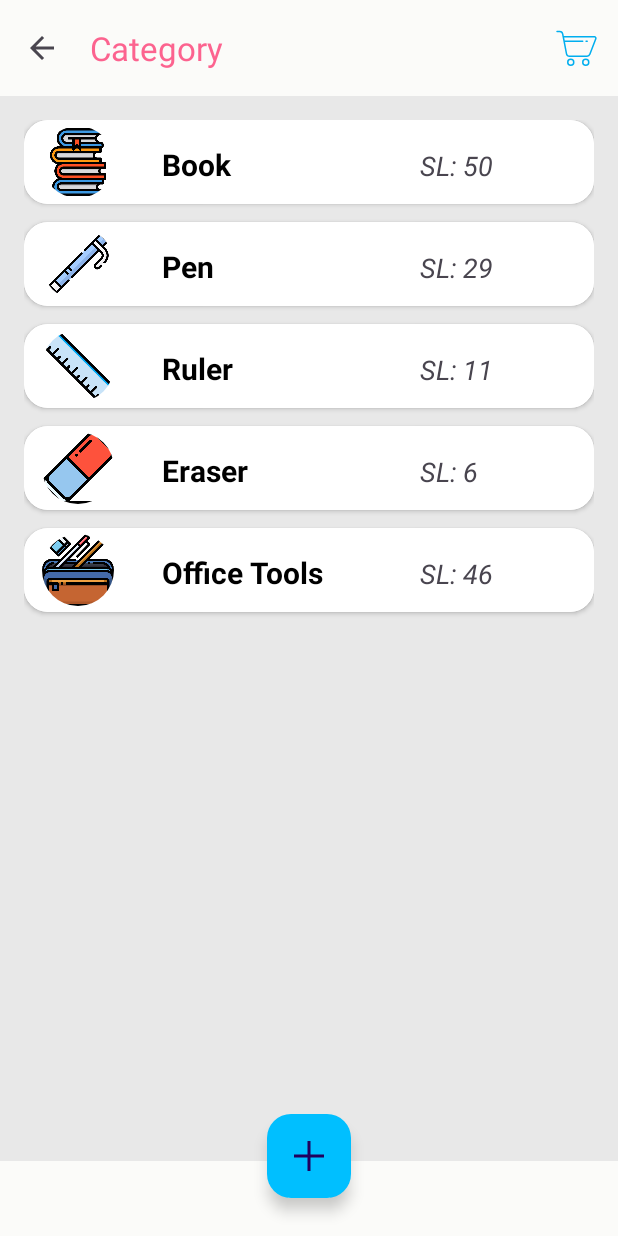
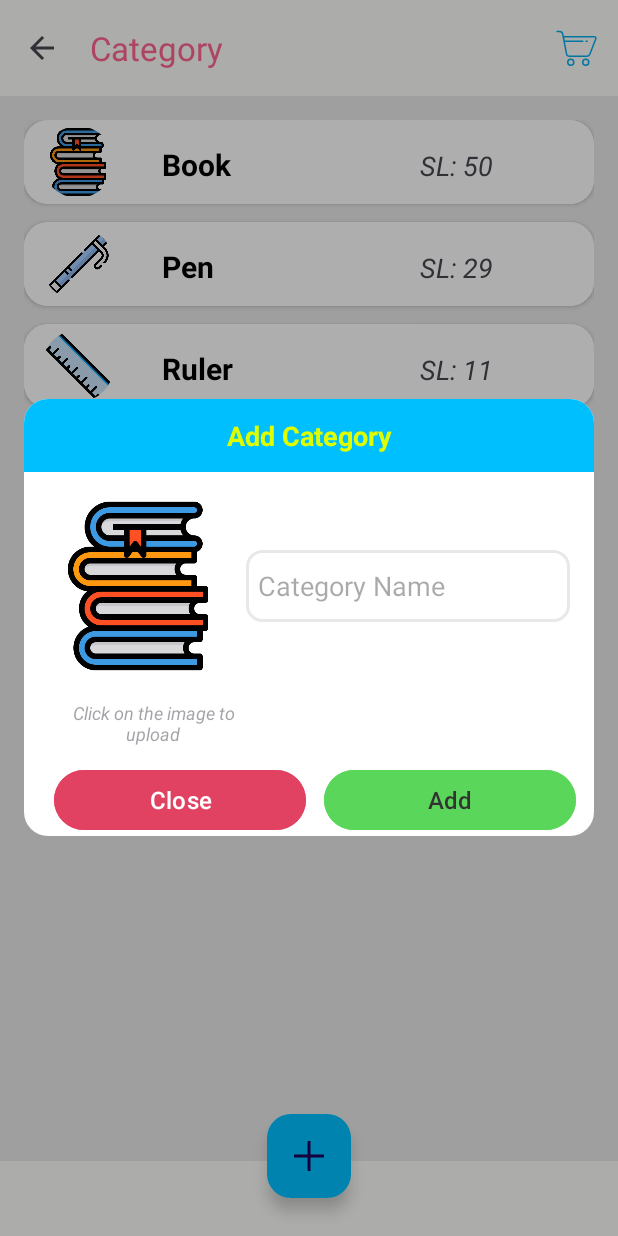
Before and after one commit to QuocCuong2807/XuanCuong_Stationery, an Android app: the CategoryActivity screen opened directly, with no data from a screen before it, after a tap on an icon or button, on a phone screen of 412 x 824 dp. Run offline under Robolectric (Android 15) with nearby library versions, the phone set to English and light mode, and no system bars.

Commit message:
finish category add and provider add dialog

```diff
--- a/app/src/main/java/com/fianlandroidassignments/xuancuongstationery/activity/CategoryActivity.java
+++ b/app/src/main/java/com/fianlandroidassignments/xuancuongstationery/activity/CategoryActivity.java
@@ -3,13 +3,22 @@ package com.fianlandroidassignments.xuancuongstationery.activity;
 import androidx.annotation.NonNull;
 import androidx.appcompat.app.AppCompatActivity;
 
+import android.app.Dialog;
+import android.graphics.Color;
+import android.graphics.drawable.ColorDrawable;
 import android.os.Bundle;
 import android.view.ContextMenu;
+import android.view.Gravity;
 import android.view.Menu;
 import android.view.MenuInflater;
 import android.view.MenuItem;
 import android.view.View;
+import android.view.Window;
+import android.view.WindowManager;
 import android.widget.AdapterView;
+import android.widget.Button;
+import android.widget.EditText;
+import android.widget.ImageView;
 import android.widget.ListView;
 import android.widget.Toast;
 
@@ -28,6 +37,8 @@ public class CategoryActivity extends AppCompatActivity {
     List<Category> categories;
     MaterialToolbar toolbar;
     FloatingActionButton addNewCateBtn;
+
+
     @Override
     protected void onCreate(Bundle savedInstanceState) {
         super.onCreate(savedInstanceState);
@@ -39,7 +50,8 @@ public class CategoryActivity extends AppCompatActivity {
 
         //set onclick event to add new category button
         addNewCateBtn.setOnClickListener(view -> {
-            Toast.makeText(CategoryActivity.this, "Chức năng thêm mới chưa được phát triển", Toast.LENGTH_LONG).show();
+
+            openAddCategoryDialog(Gravity.CENTER);
         });
 
         registerForContextMenu(listViewCategory);
@@ -91,13 +103,13 @@ public class CategoryActivity extends AppCompatActivity {
 
         if (item.getItemId() == R.id.context_view)
             Toast.makeText(CategoryActivity.this, "Ban da chon xem o vi tri: "
-                                                         + info.position, Toast.LENGTH_LONG).show();
+                    + info.position, Toast.LENGTH_LONG).show();
         else if (item.getItemId() == R.id.context_delete)
             Toast.makeText(CategoryActivity.this, "Ban da chon delete o vi tri: "
-                                                        + info.position, Toast.LENGTH_LONG).show();
+                    + info.position, Toast.LENGTH_LONG).show();
         else if (item.getItemId() == R.id.context_update)
             Toast.makeText(CategoryActivity.this, "Ban da chon update o vi tri : "
-                                                        + info.position, Toast.LENGTH_LONG).show();
+                    + info.position, Toast.LENGTH_LONG).show();
 
         return super.onContextItemSelected(item);
     }
@@ -122,4 +134,37 @@ public class CategoryActivity extends AppCompatActivity {
         return super.onOptionsItemSelected(item);
     }
 
+    private void openAddCategoryDialog(int gravity) {
+        final Dialog dialog = new Dialog(this);
+        dialog.requestWindowFeature(Window.FEATURE_NO_TITLE);
+        dialog.setContentView(R.layout.dialog_add_category);
+
+        Window window = dialog.getWindow();
+        if (window == null) {
+            return;
+        }
+
+        window.setLayout(WindowManager.LayoutParams.MATCH_PARENT, WindowManager.LayoutParams.WRAP_CONTENT);
+        window.setBackgroundDrawable(new ColorDrawable(Color.TRANSPARENT));
+
+        WindowManager.LayoutParams windowAttributes = window.getAttributes();
+        windowAttributes.gravity = gravity;
+        window.setAttributes(windowAttributes);
+        dialog.setCanceledOnTouchOutside(true);
+
+        ImageView imgAddCategory = dialog.findViewById(R.id.imgCategoryAddChoose);
+        EditText edtCategoryName = dialog.findViewById(R.id.edtCategoryNameAdd);
+        Button btnCloseCategoryDialog = dialog.findViewById(R.id.btnCloseCategoryAddDialog);
+        Button btnSaveToAddNewCategory = dialog.findViewById(R.id.btnAddCategoryDialog);
+
+        btnCloseCategoryDialog.setOnClickListener(v -> dialog.dismiss());
+
+        btnSaveToAddNewCategory.setOnClickListener(new View.OnClickListener() {
+            @Override
+            public void onClick(View v) {
+                Toast.makeText(CategoryActivity.this, "Chuc nang chua hoan thanh", Toast.LENGTH_LONG).show();
+            }
+        });
+        dialog.show();
+    }
 }
--- /dev/null
+++ b/app/src/main/res/drawable/bg_deep_sky_corner_16_top_left_top_right.xml
@@ -0,0 +1,7 @@
+<?xml version="1.0" encoding="utf-8"?>
+<shape xmlns:android="http://schemas.android.com/apk/res/android">
+    <solid android:color="@color/blue_deep_sky" />
+    <corners
+        android:topLeftRadius="16dp"
+        android:topRightRadius="16dp" />
+</shape>
--- /dev/null
+++ b/app/src/main/res/drawable/bg_gray_corner_10.xml
@@ -0,0 +1,8 @@
+<?xml version="1.0" encoding="utf-8"?>
+<shape xmlns:android="http://schemas.android.com/apk/res/android">
+    <solid android:color="@color/white" />
+    <corners android:radius="10dp" />
+    <stroke
+        android:width="2dp"
+        android:color="@color/gray_E8"/>
+</shape>
--- /dev/null
+++ b/app/src/main/res/drawable/bg_white_corner_16.xml
@@ -0,0 +1,5 @@
+<?xml version="1.0" encoding="utf-8"?>
+<shape xmlns:android="http://schemas.android.com/apk/res/android">
+    <solid android:color="@color/white" />
+    <corners android:radius="16dp" />
+</shape>
--- a/app/src/main/res/layout/activity_category.xml
+++ b/app/src/main/res/layout/activity_category.xml
@@ -20,9 +20,8 @@
             android:layout_width="match_parent"
             android:layout_height="?attr/actionBarSize"
             android:background="@color/menuColor"
-            app:titleTextColor="@color/titleToolBarColor"
-            app:title="@string/lbCategoryTitle">
-        </com.google.android.material.appbar.MaterialToolbar>
+            app:title="@string/lbCategoryTitle"
+            app:titleTextColor="@color/titleToolBarColor"></com.google.android.material.appbar.MaterialToolbar>
     </com.google.android.material.appbar.AppBarLayout>
 
     <ListView
@@ -43,8 +42,8 @@
     <androidx.coordinatorlayout.widget.CoordinatorLayout
         android:layout_width="match_parent"
         android:layout_height="wrap_content"
+        android:background="@color/white"
         android:backgroundTint="@color/gray_E8"
-        android:background="@color/white"
         app:layout_constraintBottom_toBottomOf="parent"
         app:layout_constraintTop_toBottomOf="@+id/listViewCate"
         app:layout_constraintVertical_bias="1.0"
@@ -56,8 +55,7 @@
             android:layout_width="match_parent"
             android:layout_height="50dp"
             android:layout_gravity="bottom"
-            android:background="@color/menuColor"
-            >
+            android:background="@color/menuColor">
 
         </com.google.android.material.appbar.AppBarLayout>
 
@@ -67,10 +65,10 @@
             android:layout_width="wrap_content"
             android:layout_height="wrap_content"
             android:layout_marginBottom="25dp"
+            android:backgroundTint="@color/blue_deep_sky"
+            android:elevation="8dp"
             android:src="@drawable/white_plus"
             app:layout_anchor="@+id/customCateBottomBar"
-            android:elevation="8dp"
-            android:backgroundTint="@color/blue_deep_sky"
             app:layout_anchorGravity="center|top" />
 
     </androidx.coordinatorlayout.widget.CoordinatorLayout>
--- /dev/null
+++ b/app/src/main/res/layout/dialog_add_category.xml
@@ -0,0 +1,92 @@
+<?xml version="1.0" encoding="utf-8"?>
+<LinearLayout xmlns:android="http://schemas.android.com/apk/res/android"
+    android:layout_width="match_parent"
+    android:layout_height="wrap_content"
+    android:layout_margin="16dp"
+    android:background="@drawable/bg_white_corner_16"
+    android:orientation="vertical">
+
+    <TextView
+        android:layout_width="match_parent"
+        android:layout_height="wrap_content"
+        android:background="@drawable/bg_deep_sky_corner_16_top_left_top_right"
+        android:gravity="center"
+        android:padding="12dp"
+        android:text="@string/lbCategoryAdd"
+        android:textColor="@color/chartreuse"
+        android:textSize="18sp"
+        android:textStyle="bold" />
+
+    <LinearLayout
+        android:layout_width="match_parent"
+        android:layout_height="wrap_content"
+        android:orientation="horizontal"
+        android:padding="16dp">
+
+        <ImageView
+            android:id="@+id/imgCategoryAddChoose"
+            android:layout_width="120dp"
+            android:layout_height="120dp"
+            android:layout_marginEnd="12dp"
+            android:src="@drawable/book" />
+
+        <EditText
+            android:id="@+id/edtCategoryNameAdd"
+            android:layout_width="0dp"
+            android:layout_height="48dp"
+            android:layout_gravity="center"
+            android:layout_weight="1"
+            android:background="@drawable/bg_gray_corner_10"
+            android:hint="@string/lbNoticeCategoryAdd"
+            android:paddingStart="8dp"
+            android:paddingEnd="0dp" />
+    </LinearLayout>
+
+    <LinearLayout
+        android:layout_width="match_parent"
+        android:layout_height="wrap_content"
+        android:orientation="vertical">
+
+        <TextView
+            android:layout_width="140dp"
+            android:layout_height="wrap_content"
+            android:layout_marginStart="16dp"
+            android:alpha="0.5"
+            android:text="@string/lbChooseImgText"
+            android:textAlignment="center"
+            android:textSize="12sp"
+            android:textStyle="italic" />
+
+        <LinearLayout
+            android:layout_width="match_parent"
+            android:layout_height="wrap_content"
+            android:layout_marginLeft="12dp"
+            android:layout_marginTop="12dp"
+            android:layout_marginRight="12dp"
+            android:orientation="horizontal">
+
+            <Button
+                android:id="@+id/btnCloseCategoryAddDialog"
+                android:layout_width="0dp"
+                android:layout_height="wrap_content"
+                android:layout_marginStart="8dp"
+                android:layout_marginEnd="12dp"
+                android:layout_weight="1"
+                android:alpha="0.8"
+                android:backgroundTint="@color/crimson"
+                android:text="@string/lbCloseDialog"
+                android:textSize="16sp" />
+
+            <Button
+                android:id="@+id/btnAddCategoryDialog"
+                android:layout_width="0dp"
+                android:layout_height="wrap_content"
+                android:layout_weight="1"
+                android:alpha="0.8"
+                android:backgroundTint="@color/lime_green"
+                android:text="@string/lbAddDialog"
+                android:textColor="@color/black"
+                android:textSize="16sp" />
+        </LinearLayout>
+    </LinearLayout>
+</LinearLayout>
--- a/app/src/main/res/values/colors.xml
+++ b/app/src/main/res/values/colors.xml
@@ -11,5 +11,8 @@
     <color name="titleToolBarColor">#fc638f</color>
     <color name="dashColor">#404040</color>
     <color name="red">#FF0000</color>
+    <color name="crimson">#DC143C</color>
     <color name="lavender">#E6E6FA</color>
+    <color name="chartreuse">#DFFF00</color>
+    <color name="lime_green">#32CD32</color>
 </resources>
--- a/app/src/main/res/values/strings.xml
+++ b/app/src/main/res/values/strings.xml
@@ -24,5 +24,11 @@
     <string name="lbHintPrice">Price</string>
     <string name="lbProviderDropdown">Supplier</string>
     <string name="lbHintProductName">Product Name</string>
-    <string name="lbChooseImgText">Click to chosse image</string>
+    <string name="lbChooseImgText">Click on the image to upload</string>
+    <string name="lbCategoryAdd">Add Category</string>
+    <string name="lbNoticeCategoryAdd">Category Name</string>
+    <string name="lbCloseDialog">Close</string>
+    <string name="lbAddDialog">Add</string>
+    <string name="lbProviderAdd">Add Provider</string>
+    <string name="lbNoticeProviderAdd">Provider Name</string>
 </resources>
```
Also changed, not shown: app/src/main/java/com/fianlandroidassignments/xuancuongstationery/activity/ProviderActivity.java (+47 -4 lines), app/src/main/res/layout/dialog_add_provider.xml (added, +92 -0 lines).
